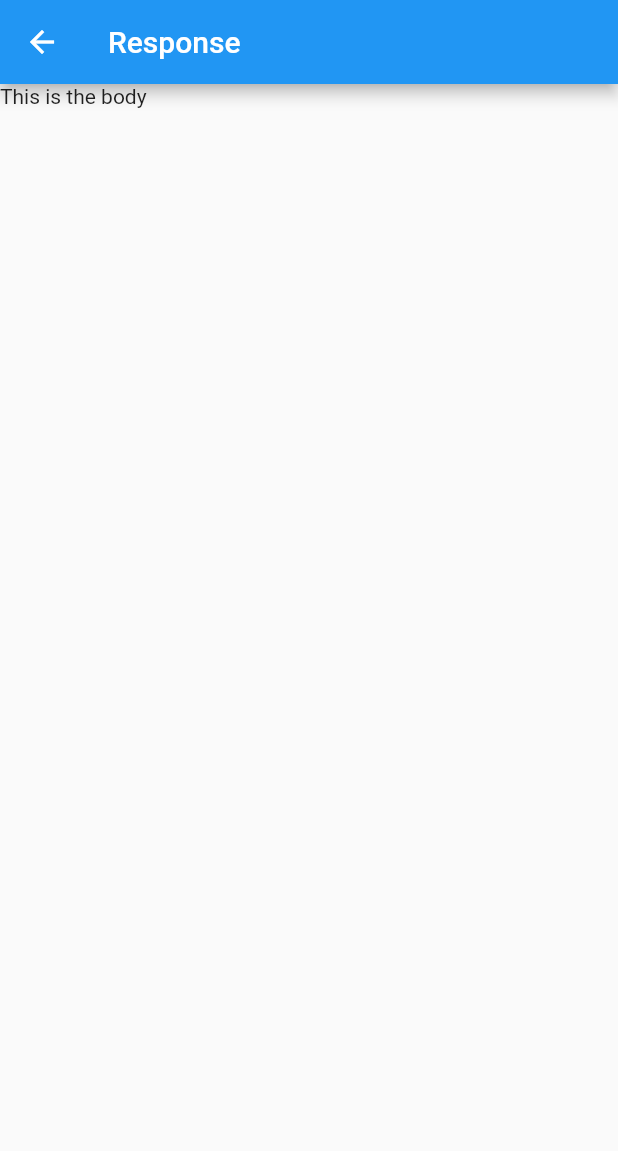
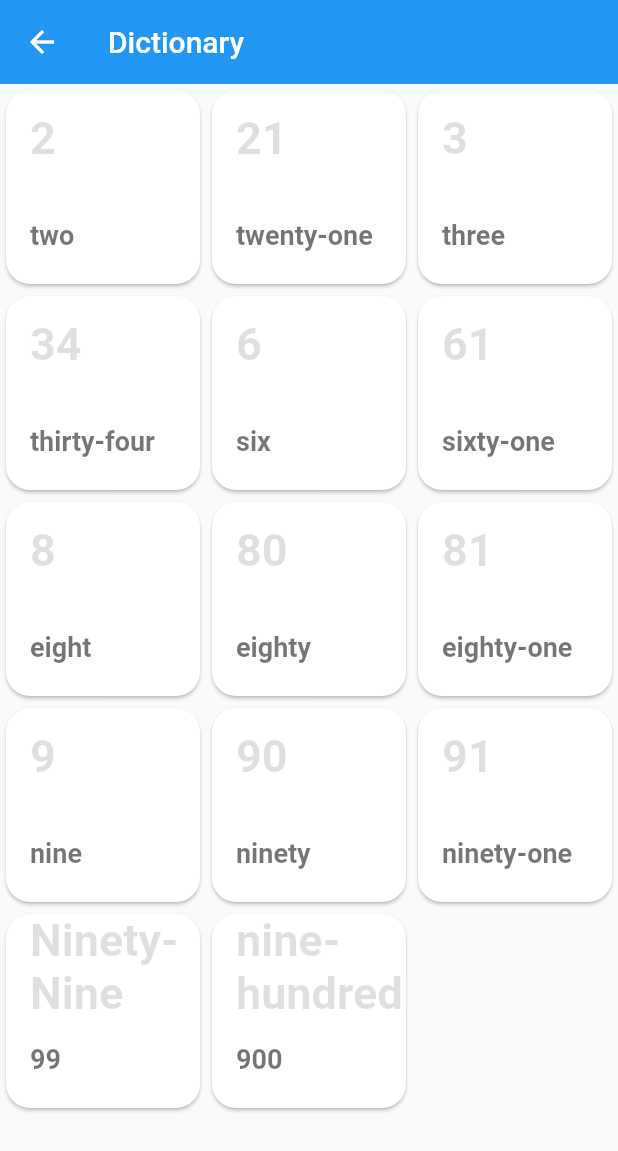
Before and after one commit to Finie/ineterIntel-screening, a Flutter app: the ResponseScreen screen opened directly, on a phone screen of 412 x 824 dp. Shown: the top 1151 px of the screen. Run offline on Flutter 3.47's test engine with Material 2 defaults, Android fonts, the phone set to English and light mode, and no system bars; our stand-ins replace bubble_bottom_bar, flutter_staggered_animations, lottie, page_transition, provider_architecture; network calls fail.

Commit message:
basic ui creation complete

```diff
--- a/lib/main.dart
+++ b/lib/main.dart
@@ -3,9 +3,9 @@ import 'package:flutter/cupertino.dart';
 import 'package:flutter/material.dart';
 import 'package:flutter/services.dart';
 import 'package:screening/screens/DesignScreen.dart';
+import 'package:screening/screens/ResponseScreen.dart';
+import 'package:screening/screens/InfoScreen.dart';
 import 'package:screening/screens/DictionaryScreen.dart';
-import 'package:screening/screens/InfoScreen.dart';
-import 'package:screening/screens/ResponseScreen.dart';
 import 'package:page_transition/page_transition.dart';
 
 void main() {
--- a/lib/screens/DictionaryScreen.dart
+++ b/lib/screens/DictionaryScreen.dart
@@ -1,53 +1,111 @@
 import 'package:flutter/material.dart';
-import 'package:provider_architecture/provider_architecture.dart';
-import 'package:screening/models/ApiResponse.dart';
-import 'package:screening/repository/AppRepository.dart';
+import 'package:flutter_staggered_animations/flutter_staggered_animations.dart';
+import 'package:screening/screens/ResponseItem.dart';
 
-class DictionaryScreen extends StatefulWidget {
+class ResponseScreen extends StatefulWidget {
   @override
-  _DictionaryScreenState createState() => _DictionaryScreenState();
+  _ResponseScreenState createState() => _ResponseScreenState();
 }
 
-class _DictionaryScreenState extends State<DictionaryScreen> {
+class _ResponseScreenState extends State<ResponseScreen> {
+  Map dictionary = {
+    '34': 'thirty-four',
+    '90': 'ninety',
+    '91': 'ninety-one',
+    '21': 'twenty-one',
+    '61': 'sixty-one',
+    '9': 'nine',
+    '2': 'two',
+    '6': 'six',
+    '3': 'three',
+    '8': 'eight',
+    '80': 'eighty',
+    '81': 'eighty-one',
+    'Ninety-Nine': '99',
+    'nine-hundred': '900'
+  };
+
+  _ResponseScreenState();
+
   @override
   Widget build(BuildContext context) {
+    var sortedDictionary = Map.fromEntries(dictionary.entries.toList()
+      ..sort((e1, e2) => e1.key.compareTo(e2.key)));
 
+    return Scaffold(
+      appBar: AppBar(
+        title: Text("Dictionary"),
+        elevation: 0,
+      ),
+      body: Container(
+        child: Container(
+            child: AnimationLimiter(
+          child: GridView.builder(
+            gridDelegate: SliverGridDelegateWithMaxCrossAxisExtent(
+              maxCrossAxisExtent: 200,
+            ),
+            itemCount: sortedDictionary.length,
+            itemBuilder: (context, index) {
+              //print(dictionaryMap[index].key);
 
-    return   Scaffold(
-      appBar: AppBar( title: Text("Dictionary"),),
-      body: FutureBuilder<List<ApiResponse>>(
-        future: AppRepository().fetchTodoList(),
-        builder: (context,snapshot){
-
-          if(snapshot.hasError){
-            showDialog(context: context,
-                child: AlertDialog(
-                  title: Text("Error"),
-                  content: Text(snapshot.error.toString()),
-                ));
-          }
-          else if(snapshot.hasData){
-            return ListView.builder(
-              itemCount: snapshot.data.length,
-                itemBuilder: (context, index) => ListTile(
-                  title: Text(snapshot.data[index].title),
-                  subtitle: Text(snapshot.data[index].userId.toString()),
-                )
-            );
-
-          }
-
-          return Center(
-            child: CircularProgressIndicator(),
-          );
-        },
-      )
-
+              return AnimationConfiguration.staggeredGrid(
+                  position: index,
+                  columnCount: 2,
+                  duration: const Duration(milliseconds: 500),
+                  child: SlideAnimation(
+                      verticalOffset: 50.0,
+                      child: FadeInAnimation(
+                        child: Card(
+                          shape: RoundedRectangleBorder(
+                              borderRadius: BorderRadius.only(
+                                  topLeft: Radius.circular(16),
+                                  topRight: Radius.circular(16),
+                                  bottomLeft: Radius.circular(16),
+                                  bottomRight: Radius.circular(16))),
+                          color: Colors.white,
+                          elevation: 1.0,
+                          child: Container(
+                            height: 200,
+                            width: 150,
+                            child: Column(
+                              children: <Widget>[
+                                Flexible(
+                                  child: Container(
+                                    alignment: Alignment.centerLeft,
+                                    margin: EdgeInsets.only(left: 16),
+                                    child: Text(
+                                        sortedDictionary.entries
+                                            .elementAt(index)
+                                            .key,
+                                        style: TextStyle(
+                                            fontSize: 30.0,
+                                            fontWeight: FontWeight.bold,
+                                            color: Colors.black12)),
+                                  ),
+                                ),
+                                Flexible(
+                                  child: Container(
+                                    alignment: Alignment.centerLeft,
+                                    margin: EdgeInsets.only(left: 16),
+                                    child: Text(
+                                        sortedDictionary.entries
+                                            .elementAt(index)
+                                            .value,
+                                        style: TextStyle(
+                                            fontSize: 18.0,
+                                            fontWeight: FontWeight.bold,
+                                            color: Colors.black54)),
+                                  ),
+                                ),
+                              ],
+                            ),
+                          ),
+                        ),
+                      )));
+            },
+          ),
+        )),
+      ),
     );
   }
-
-
-
-
-
 }
--- a/lib/widgets/DesignItems.dart
+++ b/lib/widgets/DesignItems.dart
@@ -26,7 +26,8 @@ class _DesignItemsState extends State<DesignItems> {
               decoration: BoxDecoration(
                 shape: BoxShape.circle,
                 color: widget.params.color,
-              )),
+              )
+          ),
           Container(
             alignment: Alignment.centerLeft,
             margin: EdgeInsets.only(left: 16),
--- a/pubspec.yaml
+++ b/pubspec.yaml
@@ -34,6 +34,7 @@ dependencies:
   http: ^0.12.0+4
   provider: ^4.1.3
   provider_architecture: ^1.0.5
+  flutter_staggered_animations: "^0.1.2"
 
 
 dev_dependencies:
```
Also changed, not shown: lib/screens/DesignScreen.dart (+6 -2 lines), lib/screens/ResponseItem.dart (added, +38 -0 lines), lib/screens/ResponseScreen.dart (+53 -16 lines), lib/widgets/DictionaryItem.dart (added, +102 -0 lines), pubspec.lock.
